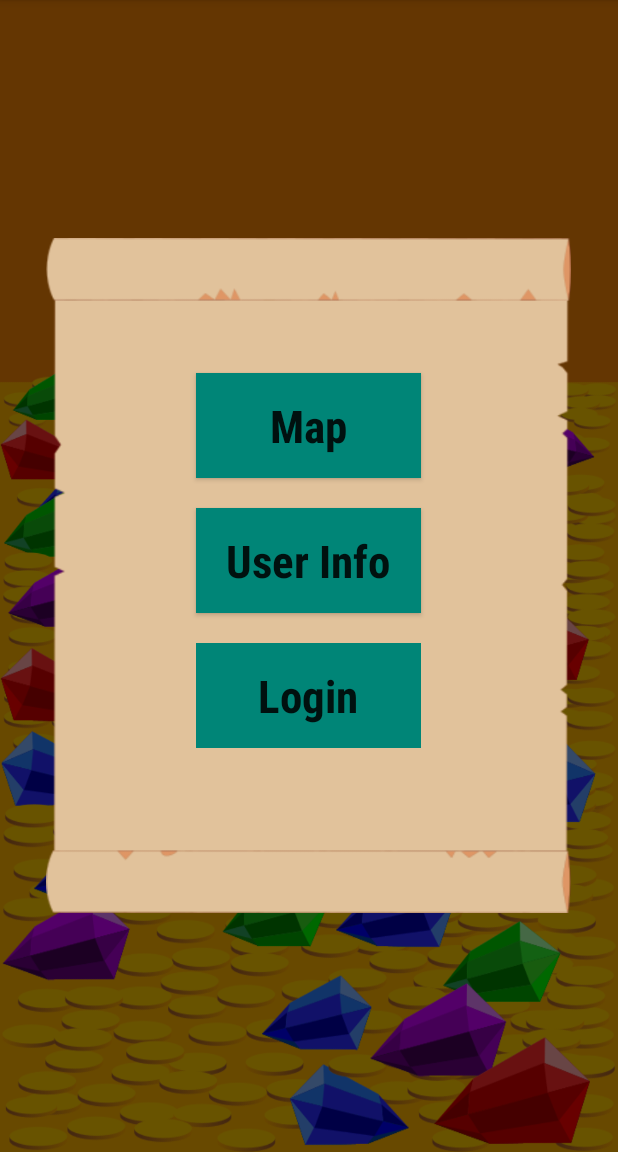
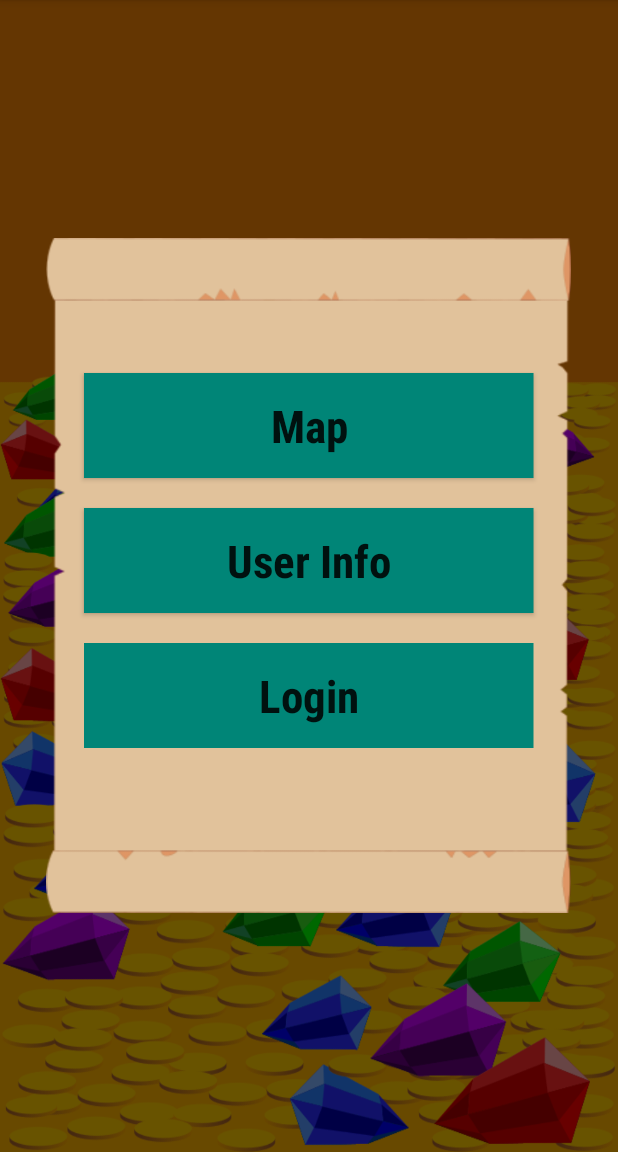
Before and after one commit to Khepra/ParkPiratesMobile, an Android app: the screen it shows after launch (MainActivity), on a phone screen of 412 x 824 dp, the part 84-1236 px from its top. Run offline under Robolectric (Android 15) with nearby library versions, the phone set to English and light mode, and no system bars.

Commit message:
Update activity_main.xml

```diff
--- a/app/src/main/res/layout/activity_main.xml
+++ b/app/src/main/res/layout/activity_main.xml
@@ -24,10 +24,10 @@
                 android:textSize="30sp"
                 android:textStyle="bold"
                 android:textAllCaps="false"
-                android:layout_width="150dp"
+                android:layout_width="300dp"
                 android:layout_height="70dp"
                 android:background="@color/colorPrimary"
-                android:translationX="100dp"
+                android:translationX="25dp"
                 android:translationY="270dp"
                 app:strokeColor="@color/colorPrimaryDark"
                 app:strokeWidth="2dp"
@@ -37,21 +37,21 @@
                 android:id="@+id/move_map"
                 android:text="Map"
                 android:onClick="mapActivity"
-                android:layout_width="150dp"
+                android:layout_width="300dp"
                 android:layout_height="70dp"
                 android:background="@color/colorPrimary"
                 android:fontFamily="sans-serif-condensed"
                 android:textSize="30sp"
                 android:textStyle="bold"
                 android:textAllCaps="false"
-                android:translationX="100dp"
+                android:translationX="25dp"
                 android:translationY="90dp"/>
 
         <Button
                 android:id="@+id/move_userInfo"
                 android:text="User Info"
                 android:onClick="userInfoActivity"
-                android:layout_width="150dp"
+                android:layout_width="300dp"
                 android:layout_height="70dp"
                 android:background="@color/colorPrimary"
                 android:fontFamily="sans-serif-condensed"
@@ -59,7 +59,7 @@
                 android:textStyle="bold"
                 android:textAllCaps="false"
                 android:buttonCornerRadius="2dp"
-                android:translationX="100dp"
+                android:translationX="25dp"
                 android:translationY="180dp"/>
     </FrameLayout>
 </RelativeLayout>
```
